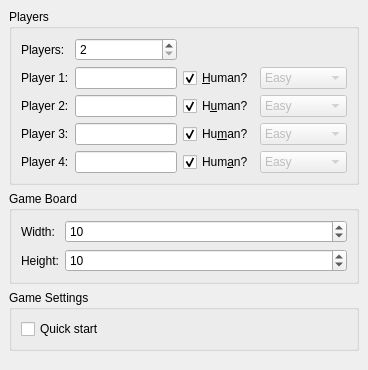
ofenrohr/ksquares, file src/newgamewidget.ui: the form before one commit.
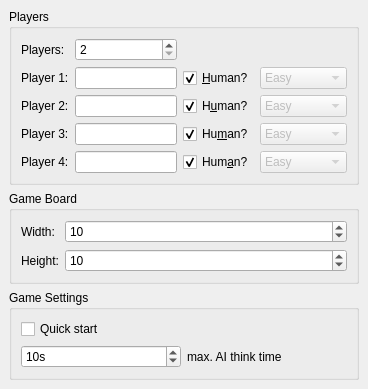
The form after the commit. Custom widgets are drawn as their Qt base class.

Commit message: ui change (ai think time), test endgame detection

```diff
--- a/src/newgamewidget.ui
+++ b/src/newgamewidget.ui
@@ -7,7 +7,7 @@
     <x>0</x>
     <y>0</y>
     <width>368</width>
-    <height>370</height>
+    <height>375</height>
    </rect>
   </property>
   <property name="windowTitle">
@@ -473,6 +473,29 @@
         </property>
        </widget>
       </item>
+      <item row="1" column="0">
+       <widget class="KIntSpinBox" name="aiThinkTime">
+        <property name="suffix">
+         <string>s</string>
+        </property>
+        <property name="minimum">
+         <number>1</number>
+        </property>
+        <property name="maximum">
+         <number>9999</number>
+        </property>
+        <property name="value">
+         <number>10</number>
+        </property>
+       </widget>
+      </item>
+      <item row="1" column="1">
+       <widget class="QLabel" name="aiThinkTimeLabel">
+        <property name="text">
+         <string>max. AI think time</string>
+        </property>
+       </widget>
+      </item>
      </layout>
     </widget>
    </item>
```
The commit also changes 3 other files.
